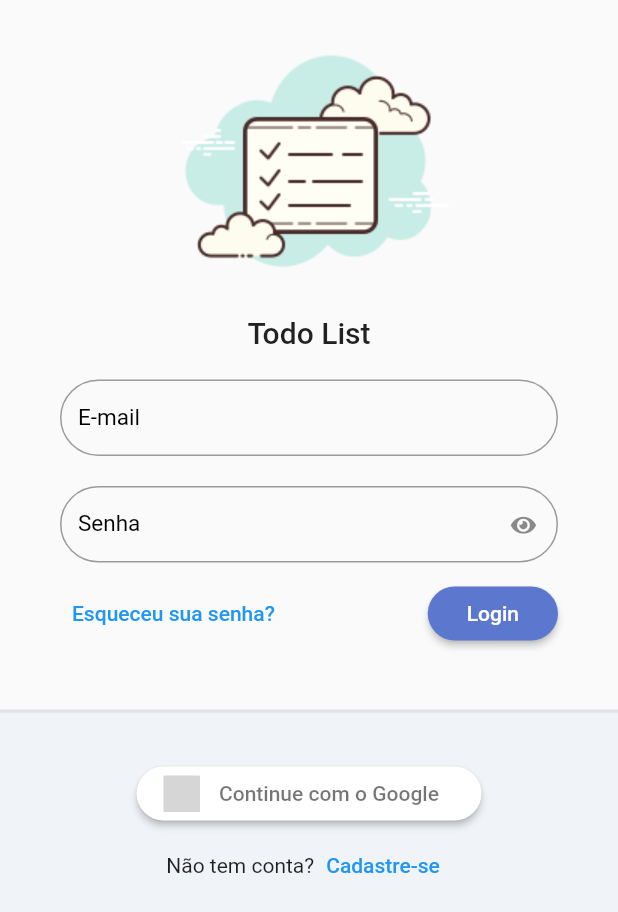
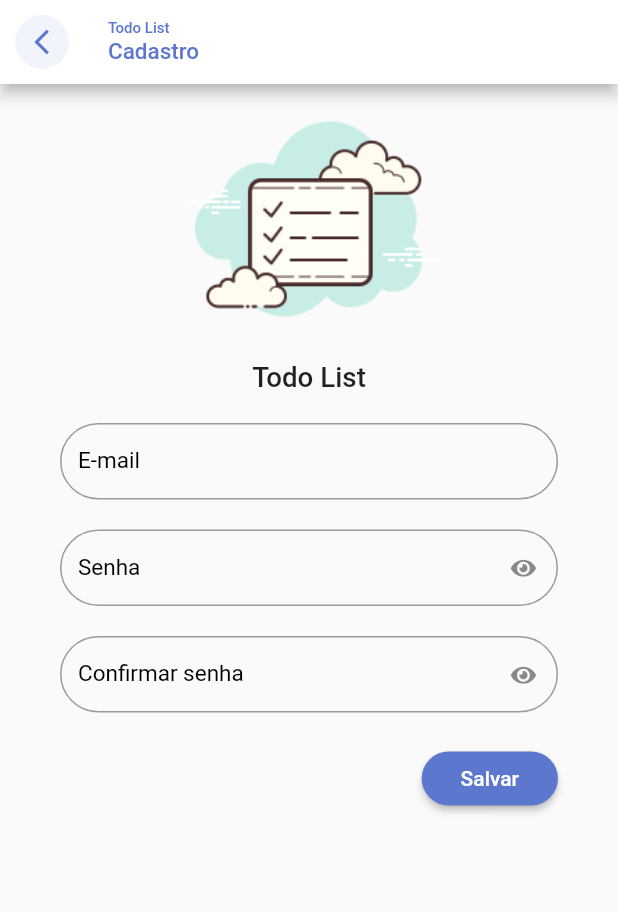
Before and after one commit to oElberte/todo_list, a Flutter app: the screen it shows after launch, after a tap on "Cadastre-se", on a phone screen of 412 x 824 dp. Shown: the top 912 px of the screen. Run offline on Flutter 3.47's test engine with Material 2 defaults, Android fonts, the phone set to English and light mode, and no system bars; our stand-ins replace flutter_signin_button, google_fonts, sqflite, synchronized; accounts and stored records are empty; Roboto replaces fonts that are missing (Mandali); grey boxes are pictures that could not be loaded.

Commit message:
add register page

```diff
--- a/lib/app/modules/auth/auth_module.dart
+++ b/lib/app/modules/auth/auth_module.dart
@@ -2,6 +2,8 @@ import 'package:provider/provider.dart';
 import 'package:todo_list_provider/app/core/modules/todo_list_module.dart';
 import 'package:todo_list_provider/app/modules/auth/login/login_controller.dart';
 import 'package:todo_list_provider/app/modules/auth/login/login_page.dart';
+import 'package:todo_list_provider/app/modules/auth/register/register_controller.dart';
+import 'package:todo_list_provider/app/modules/auth/register/register_page.dart';
 
 class AuthModule extends TodoListModule {
   AuthModule()
@@ -10,9 +12,13 @@ class AuthModule extends TodoListModule {
             ChangeNotifierProvider(
               create: (_) => LoginController(),
             ),
+            ChangeNotifierProvider(
+              create: (_) => RegisterController(),
+            ),
           ],
           routes: {
             '/login': (context) => const LoginPage(),
+            '/register': (context) => const RegisterPage(),
           },
         );
 }
--- a/lib/app/modules/auth/login/login_page.dart
+++ b/lib/app/modules/auth/login/login_page.dart
@@ -97,7 +97,9 @@ class LoginPage extends StatelessWidget {
                               children: [
                                 const Text('Não tem conta?'),
                                 TextButton(
-                                  onPressed: () {},
+                                  onPressed: () {
+                                    Navigator.of(context).pushNamed('/register');
+                                  },
                                   child: const Text('Cadastre-se'),
                                 ),
                               ],
--- /dev/null
+++ b/lib/app/modules/auth/register/register_controller.dart
@@ -0,0 +1,5 @@
+import 'package:flutter/material.dart';
+
+class RegisterController extends ChangeNotifier {
+
+}
--- /dev/null
+++ b/lib/app/modules/auth/register/register_page.dart
@@ -0,0 +1,92 @@
+import 'package:flutter/material.dart';
+import 'package:todo_list_provider/app/core/ui/theme_extensions.dart';
+import 'package:todo_list_provider/app/core/widgets/todo_list_field.dart';
+import 'package:todo_list_provider/app/core/widgets/todo_list_logo.dart';
+
+class RegisterPage extends StatelessWidget {
+  const RegisterPage({Key? key}) : super(key: key);
+
+  @override
+  Widget build(BuildContext context) {
+    return Scaffold(
+      appBar: AppBar(
+        title: Column(
+          crossAxisAlignment: CrossAxisAlignment.start,
+          children: [
+            Text(
+              'Todo List',
+              style: TextStyle(
+                fontSize: 10,
+                color: context.primaryColor,
+              ),
+            ),
+            Text(
+              'Cadastro',
+              style: TextStyle(
+                fontSize: 15,
+                color: context.primaryColor,
+              ),
+            ),
+          ],
+        ),
+        automaticallyImplyLeading: false,
+        backgroundColor: Colors.white,
+        leading: IconButton(
+          onPressed: () => Navigator.pop(context),
+          icon: ClipOval(
+            child: Container(
+              color: context.primaryColor.withAlpha(20),
+              padding: const EdgeInsets.all(8),
+              child: Icon(
+                Icons.arrow_back_ios_outlined,
+                size: 20,
+                color: context.primaryColor,
+              ),
+            ),
+          ),
+        ),
+      ),
+      body: ListView(
+        children: [
+          SizedBox(
+            height: MediaQuery.of(context).size.width * .5,
+            child: const FittedBox(
+              fit: BoxFit.fitHeight,
+              child: TodoListLogo(),
+            ),
+          ),
+          Padding(
+            padding: const EdgeInsets.symmetric(horizontal: 40, vertical: 20),
+            child: Form(
+              child: Column(
+                children: [
+                  TodoListField(labelText: 'E-mail'),
+                  const SizedBox(height: 20),
+                  TodoListField(labelText: 'Senha', obscureText: true),
+                  const SizedBox(height: 20),
+                  TodoListField(labelText: 'Confirmar senha', obscureText: true),
+                  const SizedBox(height: 20),
+                  Align(
+                    alignment: Alignment.bottomRight,
+                    child: ElevatedButton(
+                      onPressed: () {},
+                      style: ElevatedButton.styleFrom(
+                        shape: RoundedRectangleBorder(
+                          borderRadius: BorderRadius.circular(20),
+                        ),
+                      ),
+                      child: const Padding(
+                        padding: EdgeInsets.all(10),
+                        child: Text('Salvar'),
+                      ),
+                    ),
+                  ),
+                ],
+              ),
+            ),
+          ),
+        ],
+      ),
+    );
+  }
+}
```
